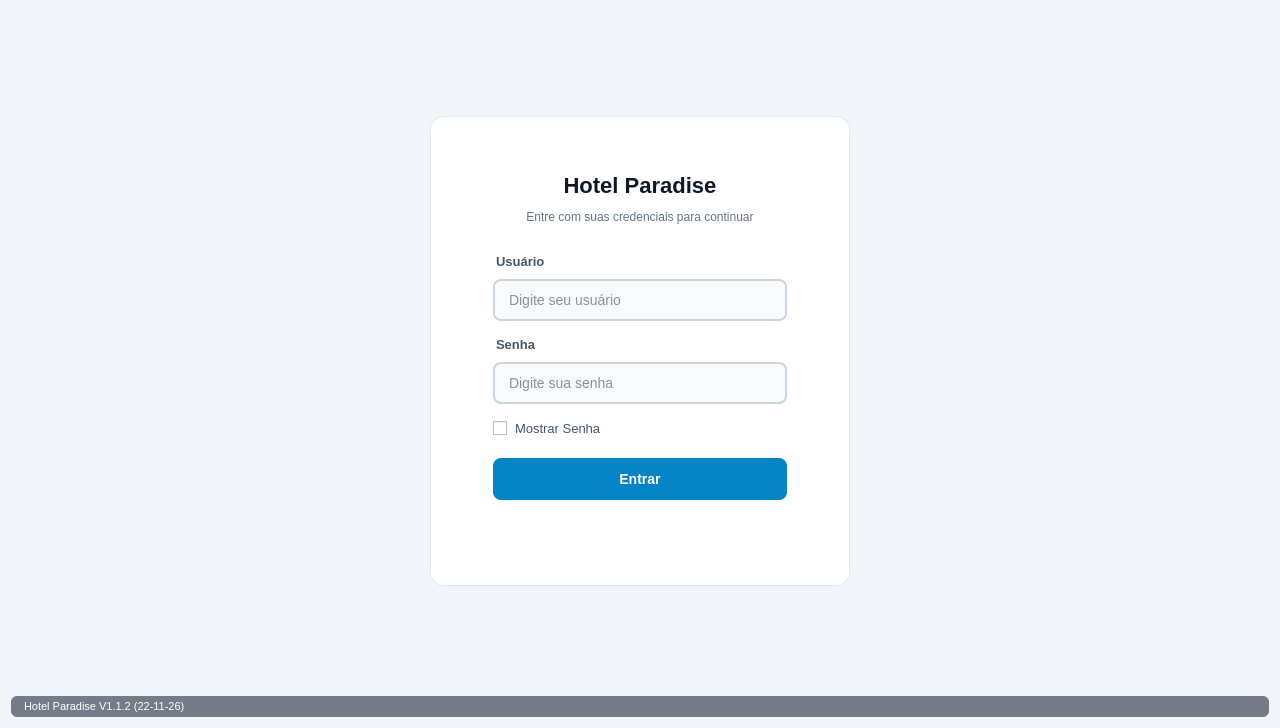
The window that logindialog.ui (JairCosta00/Sistema-de-Reservas-Rede-de-Hot-is-Paradise) describes before a commit, drawn with Qt 5.
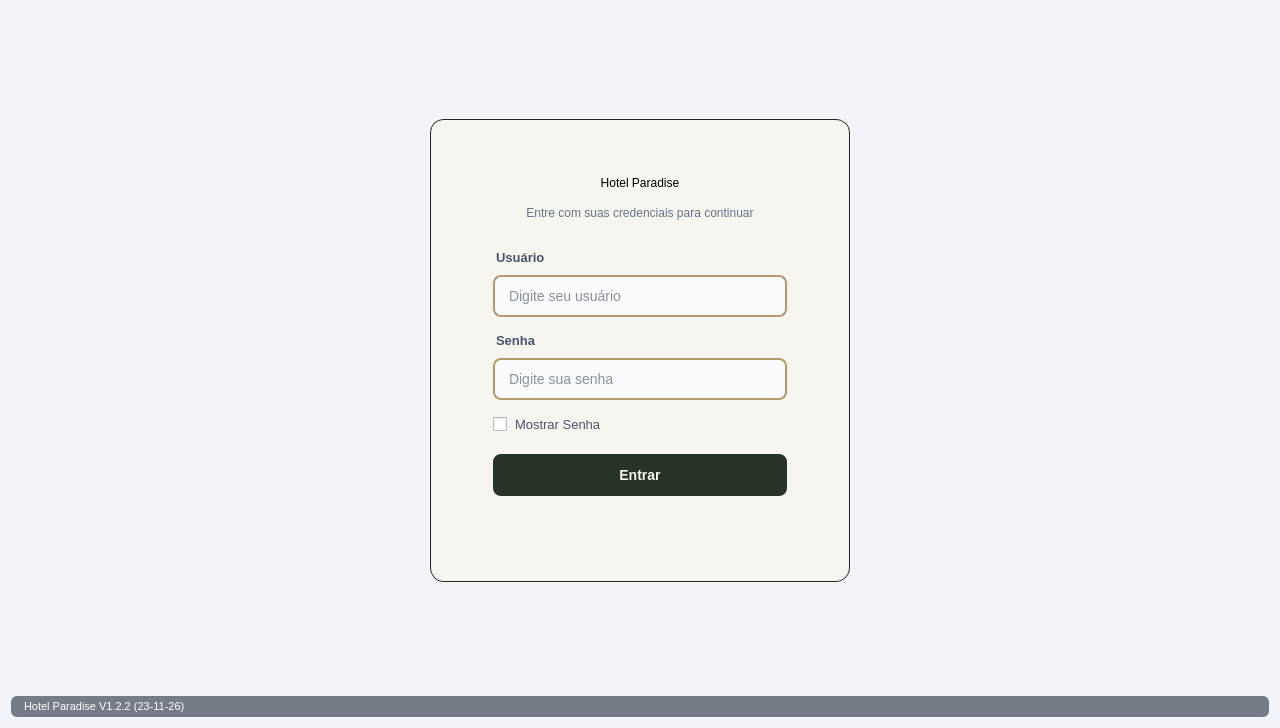
The same window after the commit.

```diff
--- a/logindialog.ui
+++ b/logindialog.ui
@@ -14,25 +14,30 @@
    <string>Hotel Paradise - Login</string>
   </property>
   <property name="styleSheet">
-   <string notr="true">/* Fundo geral da janela */
+   <string notr="true">/* deep-green: #20251F - Bordas*/
+/* dourado fosco: #B49A70 - Borda Destaque (contraste claro)*/
+/* bright-sand: #E8E0D2 */
+/* Off-white: #F7F5EF - Backgroud */
+/* Paradise Green: #263326 - Destaques / Hover */
+
+/* Fundo geral da janela */
 QDialog#LoginDialog {
     background-color: #F1F5F9;
 }
 
 /* Cartão branco central */
 QFrame#frameCard {
-    background-color: #FFFFFF;
-    border: 1px solid #E2E8F0;
+    background-color: #F7F5EF;
+    border: 1px solid #20251F;
     border-radius: 14px;
     padding: 28px 32px;
 }
 
 /* Título do Hotel */
 QLabel#labelTelaNomeHotel {
-    color: #0F172A;
-    font-size: 22px;
-    font-weight: bold;
-    margin-bottom: 2px;
+    background: transparent;
+    border: none;
+    margin-bottom: 6px;
 }
 
 /* Rótulos &quot;Login:&quot; e &quot;Senha:&quot; */
@@ -50,7 +55,7 @@
     font-size: 14px;
     color: #1E293B;
     background-color: #F8FAFC;
-    border: 1.5px solid #CBD5E1;
+    border: 1.5px solid #B49A70;	
     border-radius: 8px;
 }
 
@@ -74,8 +79,8 @@
     min-height: 42px;
     font-size: 14px;
     font-weight: bold;
-    color: #FFFFFF;
-    background-color: #0284C7;
+    color: #F7F5EF;
+    background-color: #263326;
     border: none;
     border-radius: 8px;
 }
@@ -305,7 +310,7 @@
    <item>
     <widget class="QLabel" name="labelTituloEVersao">
      <property name="text">
-      <string>Hotel Paradise V1.1.2 (22-11-26)</string>
+      <string>Hotel Paradise V1.2.2 (23-11-26)</string>
      </property>
     </widget>
    </item>
```
Left out of the diff: 6 changed lines with no effect on the pictures.
